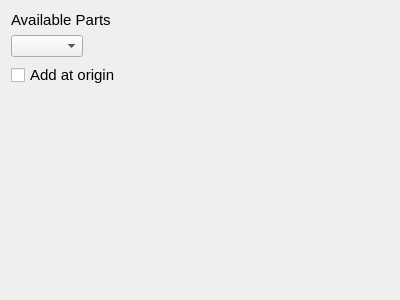
Above: import_with_reference_part_select.ui from furti/FreeCAD-import-with-reference before the change. Below: the same form after it.
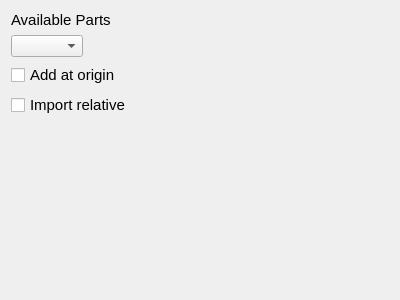
That is the form after the change.

Commit message: Adds relative import

What changed in the file:
```diff
--- a/import_with_reference_part_select.ui
+++ b/import_with_reference_part_select.ui
@@ -41,6 +41,24 @@
      </property>
     </widget>
    </item>
+   <item row="3" column="0">
+    <widget class="QCheckBox" name="ImportRelative">
+     <property name="enabled">
+      <bool>true</bool>
+     </property>
+     <property name="font">
+      <font>
+       <pointsize>11</pointsize>
+      </font>
+     </property>
+     <property name="text">
+      <string>Import relative</string>
+     </property>
+     <property name="tristate">
+      <bool>false</bool>
+     </property>
+    </widget>
+   </item>
   </layout>
  </widget>
  <resources/>
```
The commit also changes 1 other file.
